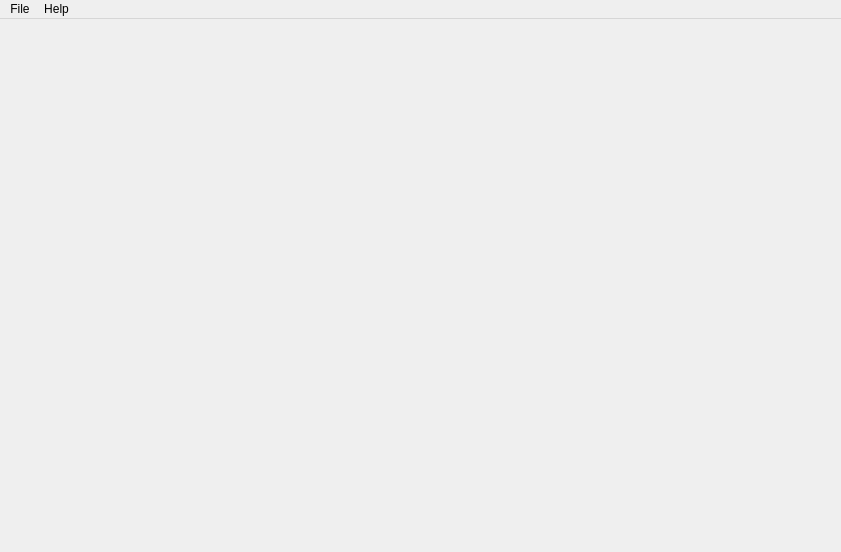
Qt form src/mainwindow/mainwindow.ui (partition-safe/partition-safe) before a commit.
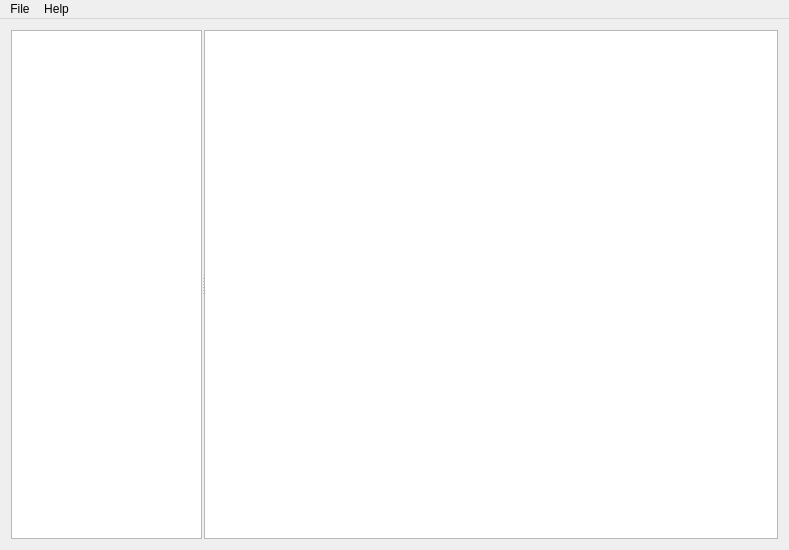
The same form after that commit.

Commit message: #2 Added tree views

```diff
--- a/src/mainwindow/mainwindow.ui
+++ b/src/mainwindow/mainwindow.ui
@@ -6,8 +6,8 @@
    <rect>
     <x>0</x>
     <y>0</y>
-    <width>841</width>
-    <height>552</height>
+    <width>789</width>
+    <height>550</height>
    </rect>
   </property>
   <property name="windowTitle">
@@ -17,28 +17,69 @@
    <bool>true</bool>
   </property>
   <widget class="QWidget" name="centralWidget">
-   <widget class="QWidget" name="horizontalLayoutWidget">
-    <property name="geometry">
-     <rect>
-      <x>50</x>
-      <y>70</y>
-      <width>721</width>
-      <height>331</height>
-     </rect>
-    </property>
-    <layout class="QHBoxLayout" name="horizontalLayout">
-     <property name="sizeConstraint">
-      <enum>QLayout::SetMinimumSize</enum>
-     </property>
-    </layout>
-   </widget>
+   <layout class="QGridLayout" name="gridLayout">
+    <item row="0" column="0">
+     <layout class="QHBoxLayout" name="horizontalLayout" stretch="0">
+      <item>
+       <widget class="QSplitter" name="splitter">
+        <property name="autoFillBackground">
+         <bool>true</bool>
+        </property>
+        <property name="frameShadow">
+         <enum>QFrame::Raised</enum>
+        </property>
+        <property name="lineWidth">
+         <number>1</number>
+        </property>
+        <property name="orientation">
+         <enum>Qt::Horizontal</enum>
+        </property>
+        <property name="opaqueResize">
+         <bool>false</bool>
+        </property>
+        <property name="handleWidth">
+         <number>2</number>
+        </property>
+        <property name="childrenCollapsible">
+         <bool>false</bool>
+        </property>
+        <widget class="QTreeView" name="treeView">
+         <property name="sizePolicy">
+          <sizepolicy hsizetype="Preferred" vsizetype="Expanding">
+           <horstretch>1</horstretch>
+           <verstretch>0</verstretch>
+          </sizepolicy>
+         </property>
+         <property name="autoFillBackground">
+          <bool>true</bool>
+         </property>
+         <property name="animated">
+          <bool>true</bool>
+         </property>
+         <property name="wordWrap">
+          <bool>true</bool>
+         </property>
+        </widget>
+        <widget class="QTreeView" name="treeView_2">
+         <property name="sizePolicy">
+          <sizepolicy hsizetype="Expanding" vsizetype="Expanding">
+           <horstretch>3</horstretch>
+           <verstretch>0</verstretch>
+          </sizepolicy>
+         </property>
+        </widget>
+       </widget>
+      </item>
+     </layout>
+    </item>
+   </layout>
   </widget>
   <widget class="QMenuBar" name="menuBar">
    <property name="geometry">
     <rect>
      <x>0</x>
      <y>0</y>
-     <width>841</width>
+     <width>789</width>
      <height>22</height>
     </rect>
    </property>
```
Left out of the diff: 19 changed lines with no effect on the pictures.
